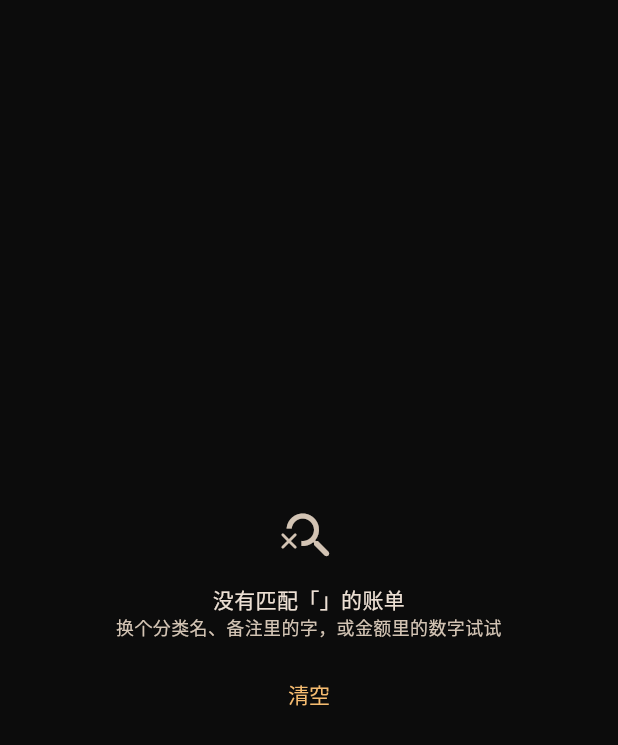
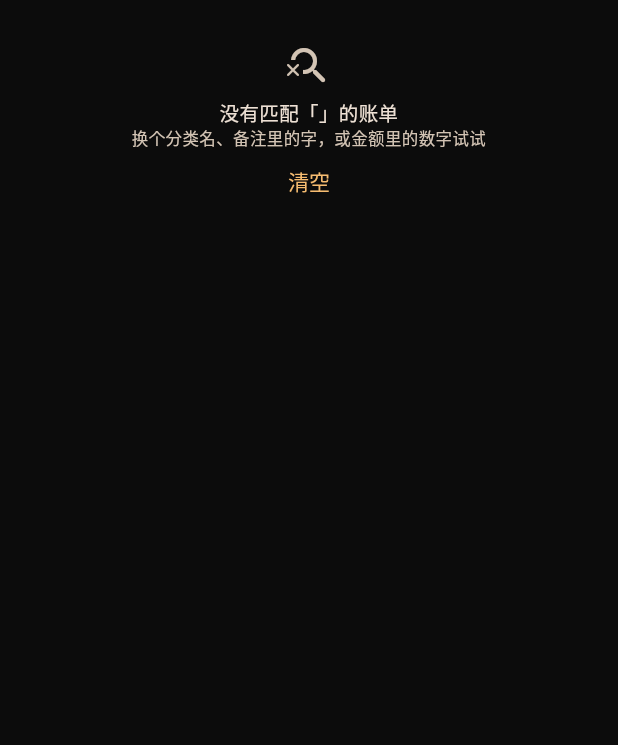
Before and after one commit to Tea-Codeman/yanxin-bookkeeping-flutter, a Flutter app: the _NoResult widget shown alone on an empty page, opened directly with empty values, on a phone screen of 412 x 824 dp. Shown: the top 745 px of the screen. Run offline on Flutter 3.47's test engine with Material 3 defaults, Android fonts, the phone set to English and light mode, and no system bars; our stand-ins replace drift, drift_flutter, file_picker, flutter_riverpod, go_router; missing offline and left inert: gbk_codec; accounts and stored records are empty; generated files the repository leaves out were written again.

Commit message:
ui(search): 无结果态改为顶部对齐 + 占屏高 1/5
原用 Center 垂直居中，四周留大片空白，且提示离输入框太远（用户刚敲完词、视线还在输入框附近，提示却飘在屏幕正中）。

改为 Align(topCenter) + SizedBox(height: 整屏高 / 5)：提示块紧贴输入框下方、高度固定占屏高 1/5。
高度按整屏而非 body 计算——本页输入框 autofocus，键盘弹起会压扁 body，按 body 算提示块会跟着缩。

内容同步紧凑化（图标 40→32、间距 12→6/4、按钮 visualDensity.compact + shrinkWrap），
极小屏（逻辑高 < 约 550）由 SingleChildScrollView 兜底，不会 RenderFlex 溢出。

```diff
--- a/lib/features/search/presentation/search_page.dart
+++ b/lib/features/search/presentation/search_page.dart
@@ -303,36 +303,61 @@ class _Intro extends StatelessWidget {
 }
 
 /// 有输入但没有命中。
+///
+/// 提示块**顶部对齐**且高度固定为屏高 × 1/5 —— 不再 `Center` 撑满整屏
+/// （那样四周会留下大片空白，整页显得比实际更"空"）。
 class _NoResult extends StatelessWidget {
   const _NoResult({required this.keyword, required this.onClear});
 
   final String keyword;
   final VoidCallback onClear;
 
+  /// 提示块高度占整屏的比例。
+  static const double _heightFraction = 1 / 5;
+
   @override
   Widget build(BuildContext context) {
     final muted = Theme.of(context).colorScheme.onSurfaceVariant;
-    return Center(
-      child: Padding(
+    // 用整屏高度而非 body 高度：本页输入框 autofocus，键盘弹起会压扁 body，
+    // 按 body 算的话提示块会跟着一起缩。
+    final double blockHeight =
+        MediaQuery.sizeOf(context).height * _heightFraction;
+    return Align(
+      alignment: Alignment.topCenter,
+      child: SizedBox(
+        height: blockHeight,
+        child: Center(
+          // 兜底：极小屏（逻辑高 < 约 550）放不下时可滚，不会 RenderFlex 溢出
+          child: SingleChildScrollView(
             padding: const EdgeInsets.symmetric(horizontal: 32),
             child: Column(
               mainAxisSize: MainAxisSize.min,
               children: <Widget>[
-            Icon(Icons.search_off_rounded, size: 40, color: muted),
-            const SizedBox(height: 12),
+                Icon(Icons.search_off_rounded, size: 32, color: muted),
+                const SizedBox(height: 6),
                 Text(
                   '没有匹配「$keyword」的账单',
                   textAlign: TextAlign.center,
-              style: const TextStyle(fontSize: 14),
+                  style: const TextStyle(fontSize: 13),
                 ),
                 Text(
                   '换个分类名、备注里的字，或金额里的数字试试',
                   textAlign: TextAlign.center,
-              style: TextStyle(fontSize: 12, color: muted),
+                  style: TextStyle(fontSize: 11, color: muted),
                 ),
-            const SizedBox(height: 12),
-            TextButton(onPressed: onClear, child: const Text('清空')),
+                const SizedBox(height: 4),
+                TextButton(
+                  onPressed: onClear,
+                  style: TextButton.styleFrom(
+                    visualDensity: VisualDensity.compact,
+                    tapTargetSize: MaterialTapTargetSize.shrinkWrap,
+                    padding: const EdgeInsets.symmetric(horizontal: 12),
+                  ),
+                  child: const Text('清空'),
+                ),
               ],
+            ),
+          ),
         ),
       ),
     );
```
Lines whose indentation alone changed are shown as unchanged.
